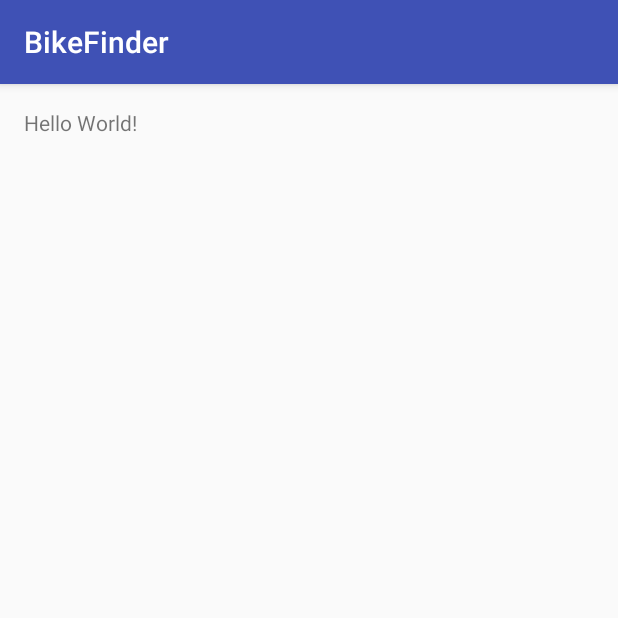
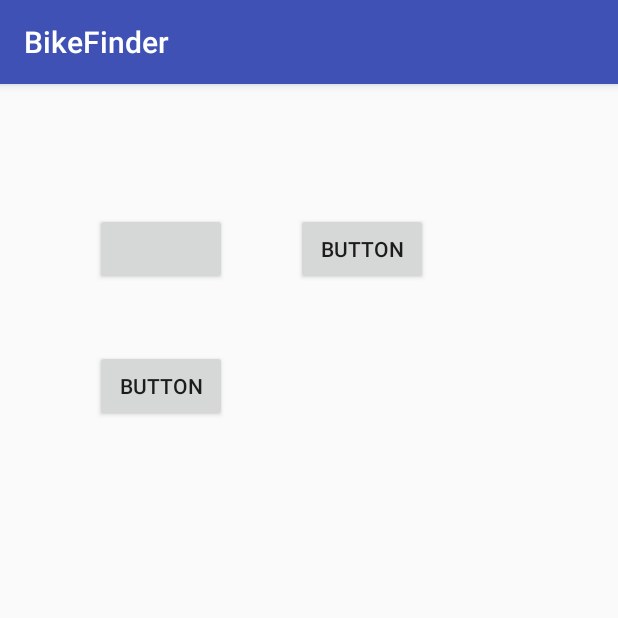
Before and after one commit to MakrisHuang/javaFinal, an Android app: the screen it shows after launch (MainActivity), on a phone screen of 412 x 824 dp, the top half of it. Run offline under Robolectric (Android 15) with nearby library versions, the phone set to English and light mode, and no system bars; 1 statement that could not run was skipped.

Commit message:
Add bluetooth adapter and button

```diff
--- a/BikeFinder/app/src/main/java/com/example/makris/bikefinder/MainActivity.java
+++ b/BikeFinder/app/src/main/java/com/example/makris/bikefinder/MainActivity.java
@@ -20,10 +20,17 @@ import java.util.ArrayList;
 import java.util.Set;
 
 public class MainActivity extends AppCompatActivity {
+    Button b1, b2, b3, b4;
+    // create adapter
+    private BluetoothAdapter bluetoothAdapter;
+    private Set<BluetoothDevice> pariedDevices;
+    ListView listView;
 
     @Override
     protected void onCreate(Bundle savedInstanceState) {
         super.onCreate(savedInstanceState);
         setContentView(R.layout.activity_main);
+
+        b1 = (Button)findViewById(R);
     }
 }
--- a/BikeFinder/app/src/main/res/layout/activity_main.xml
+++ b/BikeFinder/app/src/main/res/layout/activity_main.xml
@@ -10,8 +10,30 @@
     android:paddingTop="@dimen/activity_vertical_margin"
     tools:context="com.example.makris.bikefinder.MainActivity">
 
-    <TextView
+    <Button
         android:layout_width="wrap_content"
         android:layout_height="wrap_content"
-        android:text="Hello World!" />
+        android:layout_alignParentTop="true"
+        android:layout_alignParentStart="true"
+        android:layout_marginStart="47dp"
+        android:layout_marginTop="70dp"
+        android:id="@+id/button" />
+
+    <Button
+        android:text="Button"
+        android:layout_width="wrap_content"
+        android:layout_height="wrap_content"
+        android:layout_alignTop="@+id/button"
+        android:layout_toEndOf="@+id/button"
+        android:layout_marginStart="46dp"
+        android:id="@+id/button2" />
+
+    <Button
+        android:text="Button"
+        android:layout_width="wrap_content"
+        android:layout_height="wrap_content"
+        android:layout_below="@+id/button"
+        android:layout_toStartOf="@+id/button2"
+        android:layout_marginTop="43dp"
+        android:id="@+id/button3" />
 </RelativeLayout>
```
